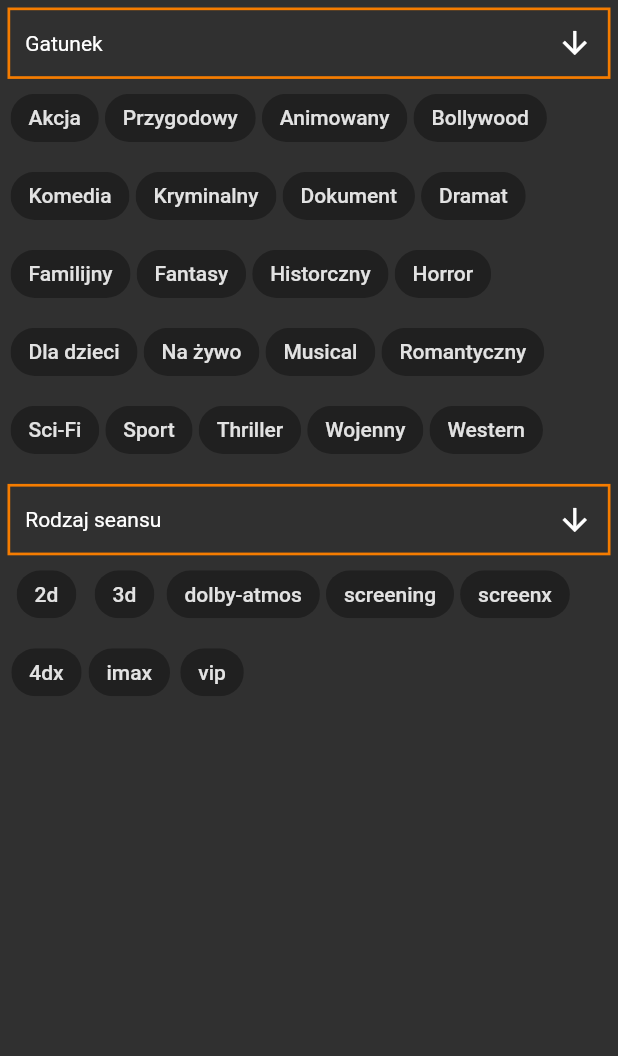
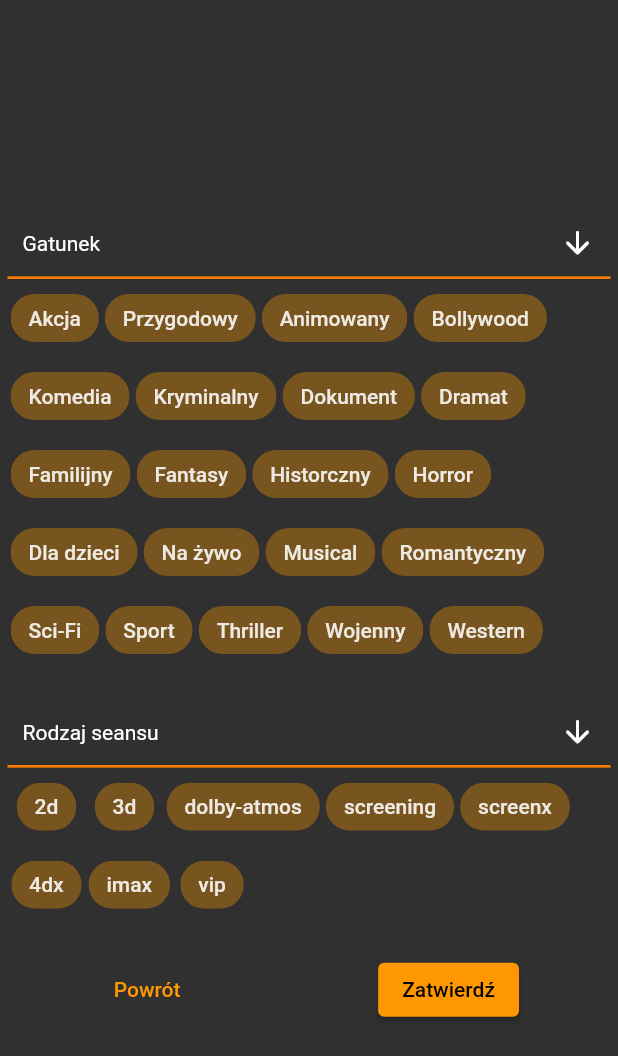
Before and after one commit to MarekJAM/cinema-city-repertoire, a Flutter app: the FiltersScreen screen opened directly, on a phone screen of 412 x 824 dp. Shown: the top 1056 px of the screen. Run offline on Flutter 3.47's test engine with Material 2 defaults, Android fonts, the phone set to English and light mode, and no system bars; drawn by our look-alikes of multi_select_flutter; our stand-ins replace bloc, equatable, flutter_bloc, flutter_local_notifications, flutter_native_timezone, fluttertoast and 2 more; accounts and stored records are empty; network calls fail.

Commit message:
Progress on filters

```diff
--- a/lib/UI/screens/filters_screen.dart
+++ b/lib/UI/screens/filters_screen.dart
@@ -13,20 +13,49 @@ class FiltersScreen extends StatefulWidget {
 }
 
 class _FiltersScreenState extends State<FiltersScreen> {
-  var _genres = genreMap.values.map((val) => MultiSelectItem(val, val)).toList();
-  var _eventTypes = eventTypes.map((val) => MultiSelectItem(val, val)).toList();
+  var _genres = genreMap.values.toList();
+  var _eventTypes = eventTypes;
+
+  var _pickedGenres = genreMap.values.toList();
+  var _pickedEventTypes = eventTypes.toList();
 
   @override
   Widget build(BuildContext context) {
     return Scaffold(
       body: SafeArea(
-        child: Padding(
-          padding: EdgeInsets.all(5),
-          child: ListView(
-            children: [
-              FilterMultiSelectDialog(title: "Gatunek", values: _genres),
-              FilterMultiSelectDialog(title: "Rodzaj seansu", values: _eventTypes),
-            ],
+        child: Center(
+          child: Padding(
+            padding: EdgeInsets.all(5),
+            child: ListView(
+              shrinkWrap: true,
+              children: [
+                FilterMultiSelectDialog(
+                  title: "Gatunek",
+                  values: _genres,
+                  pickedValues: _pickedGenres,
+                ),
+                FilterMultiSelectDialog(
+                  title: "Rodzaj seansu",
+                  values: _eventTypes,
+                  pickedValues: _pickedEventTypes,
+                ),
+                Row(
+                  mainAxisAlignment: MainAxisAlignment.spaceAround,
+                  children: [
+                    TextButton(
+                      onPressed: () => Navigator.of(context).pop(),
+                      child: Text('Powrót'),
+                    ),
+                    ElevatedButton(
+                      onPressed: () {
+                        print(_pickedGenres);
+                      },
+                      child: Text('Zatwierdź'),
+                    ),
+                  ],
+                )
+              ],
+            ),
           ),
         ),
       ),
@@ -35,29 +64,42 @@ class _FiltersScreenState extends State<FiltersScreen> {
 }
 
 class FilterMultiSelectDialog extends StatelessWidget {
-  const FilterMultiSelectDialog({
-    @required this.title,
-    @required this.values
-  });
+  const FilterMultiSelectDialog(
+      {@required this.title,
+      @required this.values,
+      @required this.pickedValues});
 
   final String title;
-  final List<MultiSelectItem<String>> values;
+  final List<String> values;
+  final List<String> pickedValues;
 
   @override
   Widget build(BuildContext context) {
     return Padding(
-      padding: const EdgeInsets.only(bottom: 10),
+      padding: const EdgeInsets.only(bottom: 20),
       child: MultiSelectDialogField(
         title: Text(title),
         decoration: BoxDecoration(
-          border: Border.all(color: Colors.orange[700], width: 1.8),
+          border: Border(
+            bottom: BorderSide(color: Colors.orange[700], width: 1.8),
+          ),
         ),
         buttonText: Text(title),
-        items: values,
+        cancelText: Text('Anuluj'),
+        buttonIcon: Icon(Icons.arrow_downward_rounded),
+        selectedColor: Colors.orange,
+        selectedItemsTextStyle: TextStyle(color: Colors.black),
+        items: values.map((e) => MultiSelectItem(e, e)).toList(),
         listType: MultiSelectListType.CHIP,
-        initialValue: values.map((e) => e.value).toList(),
+        initialValue: pickedValues,
         autovalidateMode: AutovalidateMode.always,
-        onConfirm: (items) {},
+        onConfirm: (items) {
+          pickedValues.clear();
+          print(items);
+          items.forEach((el) {
+            pickedValues.add(el);
+          });
+        },
         chipDisplay: MultiSelectChipDisplay.none(),
       ),
     );
--- a/lib/bloc/blocs.dart
+++ b/lib/bloc/blocs.dart
@@ -3,3 +3,4 @@ export 'repertoire/bloc.dart';
 export 'dates/dates_cubit.dart';
 export 'film_details/film_details_cubit.dart';
 export 'film_scores/film_scores_cubit.dart';
+export 'filtered_repertoire/filtered_repertoire_cubit.dart';
--- a/lib/data/models/films.dart
+++ b/lib/data/models/films.dart
@@ -9,8 +9,6 @@ class Films {
 
   void setFilms(List<dynamic> films) {
     for (var film in films) {
-      print(film);
-
       if ((_items.firstWhere((el) => el.id == film['id'], orElse: () => null)) == null) {
         _items.add(
           Film.fromJson(film)
--- a/lib/data/models/models.dart
+++ b/lib/data/models/models.dart
@@ -6,3 +6,4 @@ export './films.dart';
 export './cinemas.dart';
 export './repertoire.dart';
 export './film_details.dart';
+export './repertoire_filters.dart';
--- a/lib/data/repositories/repertoire_api_client.dart
+++ b/lib/data/repositories/repertoire_api_client.dart
@@ -49,7 +49,7 @@ class RepertoireApiClient extends ApiClient {
     _events.setEvents(extEvents);
 
     var _repertoire = new Repertoire();
-    _repertoire.setItems(_films, _events, _cinemas);
+    _repertoire.setRepertoire(_films, _events, _cinemas);
 
     return _repertoire;
   }
```
Also changed, not shown: lib/bloc/filtered_repertoire/filtered_repertoire_cubit.dart (added, +33 -0 lines), lib/bloc/filtered_repertoire/filtered_repertoire_state.dart (added, +16 -0 lines), lib/data/models/repertoire.dart (+6 -1 lines), lib/data/models/repertoire_filters.dart (added, +22 -0 lines), lib/data/repositories/repertoire_repository.dart (+12 -0 lines), 2 other files.
